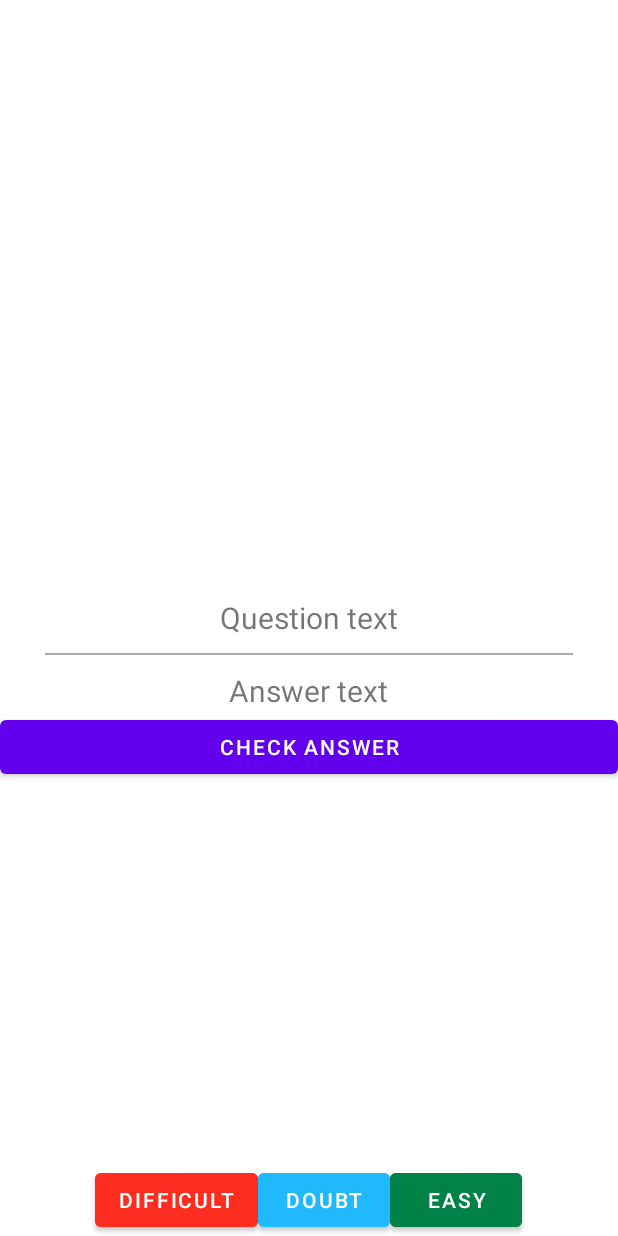
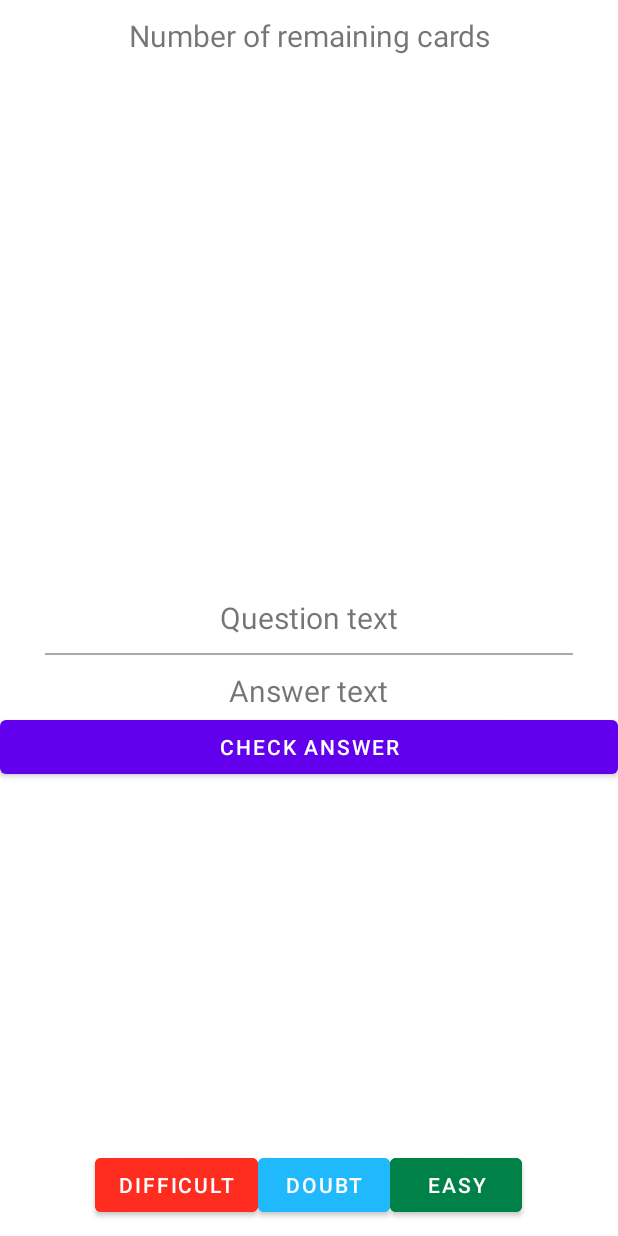
Before and after one commit to isanchez2/Moviles, an Android app: the layout activity_main.xml on its own in the app's theme, with its tools: preview values and no code run, on a phone screen of 412 x 824 dp. Run offline under Robolectric (Android 15) with nearby library versions, the phone set to English and light mode, and no system bars.

Commit message:
Unidad 16

```diff
--- a/Android/app/build.gradle
+++ b/Android/app/build.gradle
@@ -47,4 +47,5 @@ dependencies {
     androidTestImplementation 'androidx.test.espresso:espresso-core:3.4.0'
     implementation fileTree(dir: 'libs', include: ['*.jar'])
     implementation 'com.jakewharton.timber:timber:5.0.1'
+    implementation 'androidx.lifecycle:lifecycle-extensions:2.2.0'
 }
--- a/Android/app/src/main/res/layout-land/activity_main.xml
+++ b/Android/app/src/main/res/layout-land/activity_main.xml
@@ -6,13 +6,24 @@
     <data>
         <import type="android.view.View"/>
         <variable
-            name="card"
-            type="es.uam.eps.dadm.cards.Card" />
+            name="viewModel"
+            type="es.uam.eps.dadm.cards.MainViewModel" />
     </data>
 
     <RelativeLayout
         android:layout_width="match_parent"
-        android:layout_height="match_parent">
+        android:layout_height="match_parent"
+        android:visibility="@{viewModel.card != null ? View.VISIBLE : View.INVISIBLE}">
+
+        <TextView
+            android:id="@+id/info_text_view"
+            android:layout_width="match_parent"
+            android:layout_height="wrap_content"
+            android:gravity="center"
+            android:text="@{@string/due_cards_format(viewModel.nDueCards)}"
+            android:layout_marginTop="10dp"
+            android:textSize="20sp"
+            tools:text="@string/info_text_view_message" />
 
         <TextView
             android:id="@+id/question_text_view"
@@ -20,7 +31,7 @@
             android:layout_height="wrap_content"
             android:layout_centerInParent="true"
             android:textSize="20dp"
-            android:text="@{card.question}"
+            android:text="@{viewModel.card.question}"
             tools:text="Question text" />
 
         <View
@@ -30,7 +41,7 @@
             android:layout_marginVertical="10dp"
             android:layout_marginHorizontal="30dp"
             android:layout_height="1dp"
-            android:visibility="@{card.answered ? View.VISIBLE : View.INVISIBLE}"
+            android:visibility="@{viewModel.card.answered ? View.VISIBLE : View.INVISIBLE}"
             android:background="@android:color/darker_gray"/>
 
         <TextView
@@ -39,9 +50,9 @@
             android:layout_height="wrap_content"
             android:layout_centerInParent="true"
             android:layout_below="@id/separator"
-            android:visibility="@{card.answered ? View.VISIBLE : View.INVISIBLE}"
+            android:visibility="@{viewModel.card.answered ? View.VISIBLE : View.INVISIBLE}"
             android:textSize="20dp"
-            android:text="@{card.answer}"
+            android:text="@{viewModel.card.answer}"
             tools:text="Answer text" />
 
         <Button
@@ -50,7 +61,7 @@
             android:layout_height="wrap_content"
             android:layout_centerInParent="true"
             android:layout_below="@id/answer_text_view"
-            android:visibility="@{card.answered ? View.INVISIBLE : View.VISIBLE}"
+            android:visibility="@{viewModel.card.answered ? View.INVISIBLE : View.VISIBLE}"
             android:text="@string/answer_button_text" />
 
         <LinearLayout
@@ -59,7 +70,8 @@
             android:layout_height="wrap_content"
             android:layout_alignParentBottom="true"
             android:gravity="center"
-            android:visibility="@{card.answered ? View.VISIBLE : View.INVISIBLE}">
+            android:layout_marginBottom="10dp"
+            android:visibility="@{viewModel.card.answered ? View.VISIBLE : View.INVISIBLE}">
 
             <Button
                 android:id="@+id/difficult_button"
@@ -67,8 +79,7 @@
                 android:layout_height="wrap_content"
                 android:layout_gravity="right"
                 android:backgroundTint="@color/red"
-                android:text="@string/difficult_button_title"
-                android:onClick="@{() -> card.update_card(0)}">
+                android:text="@string/difficult_button_title">
             </Button>
             <Button
                 android:id="@+id/doubt_button"
@@ -76,8 +87,7 @@
                 android:layout_height="wrap_content"
                 android:layout_gravity="center"
                 android:backgroundTint="@color/blue"
-                android:text="@string/doubt_button_title"
-                android:onClick="@{() -> card.update_card(3)}">
+                android:text="@string/doubt_button_title">
             </Button>
             <Button
                 android:id="@+id/easy_button"
@@ -85,8 +95,7 @@
                 android:layout_height="wrap_content"
                 android:layout_gravity="left"
                 android:backgroundTint="@color/green"
-                android:text="@string/easy_button_title"
-                android:onClick="@{() -> card.update_card(5)}">
+                android:text="@string/easy_button_title">
             </Button>
         </LinearLayout>
 
--- a/Android/app/src/main/res/layout/activity_main.xml
+++ b/Android/app/src/main/res/layout/activity_main.xml
@@ -6,13 +6,24 @@
     <data>
         <import type="android.view.View"/>
         <variable
-            name="card"
-            type="es.uam.eps.dadm.cards.Card" />
+            name="viewModel"
+            type="es.uam.eps.dadm.cards.MainViewModel" />
     </data>
 
     <RelativeLayout
         android:layout_width="match_parent"
-        android:layout_height="match_parent">
+        android:layout_height="match_parent"
+        android:visibility="@{viewModel.card != null ? View.VISIBLE : View.INVISIBLE}">
+
+        <TextView
+            android:id="@+id/info_text_view"
+            android:layout_width="match_parent"
+            android:layout_height="wrap_content"
+            android:gravity="center"
+            android:text="@{@string/due_cards_format(viewModel.nDueCards)}"
+            android:layout_marginTop="10dp"
+            android:textSize="20sp"
+            tools:text="@string/info_text_view_message" />
 
         <TextView
             android:id="@+id/question_text_view"
@@ -20,7 +31,7 @@
             android:layout_height="wrap_content"
             android:layout_centerInParent="true"
             android:textSize="20dp"
-            android:text="@{card.question}"
+            android:text="@{viewModel.card.question}"
             tools:text="Question text" />
 
         <View
@@ -30,7 +41,7 @@
             android:layout_marginVertical="10dp"
             android:layout_marginHorizontal="30dp"
             android:layout_height="1dp"
-            android:visibility="@{card.answered ? View.VISIBLE : View.INVISIBLE}"
+            android:visibility="@{viewModel.card.answered ? View.VISIBLE : View.INVISIBLE}"
             android:background="@android:color/darker_gray"/>
 
         <TextView
@@ -39,9 +50,9 @@
             android:layout_height="wrap_content"
             android:layout_centerInParent="true"
             android:layout_below="@id/separator"
-            android:visibility="@{card.answered ? View.VISIBLE : View.INVISIBLE}"
+            android:visibility="@{viewModel.card.answered ? View.VISIBLE : View.INVISIBLE}"
             android:textSize="20dp"
-            android:text="@{card.answer}"
+            android:text="@{viewModel.card.answer}"
             tools:text="Answer text" />
 
         <Button
@@ -49,7 +60,7 @@
             android:layout_width="match_parent"
             android:layout_height="wrap_content"
             android:layout_below="@id/answer_text_view"
-            android:visibility="@{card.answered ? View.INVISIBLE : View.VISIBLE}"
+            android:visibility="@{viewModel.card.answered ? View.INVISIBLE : View.VISIBLE}"
             android:text="@string/answer_button_text" />
 
         <LinearLayout
@@ -58,7 +69,8 @@
             android:layout_height="wrap_content"
             android:layout_alignParentBottom="true"
             android:gravity="center"
-            android:visibility="@{card.answered ? View.VISIBLE : View.INVISIBLE}">
+            android:layout_marginBottom="10dp"
+            android:visibility="@{viewModel.card.answered ? View.VISIBLE : View.INVISIBLE}">
 
             <Button
                 android:id="@+id/difficult_button"
@@ -66,8 +78,7 @@
                 android:layout_height="wrap_content"
                 android:layout_gravity="right"
                 android:backgroundTint="@color/red"
-                android:text="@string/difficult_button_title"
-                android:onClick="@{() -> card.update_card(0)}">
+                android:text="@string/difficult_button_title">
             </Button>
             <Button
                 android:id="@+id/doubt_button"
@@ -75,8 +86,7 @@
                 android:layout_height="wrap_content"
                 android:layout_gravity="center"
                 android:backgroundTint="@color/blue"
-                android:text="@string/doubt_button_title"
-                android:onClick="@{() -> card.update_card(3)}">
+                android:text="@string/doubt_button_title">
             </Button>
             <Button
                 android:id="@+id/easy_button"
@@ -84,8 +94,7 @@
                 android:layout_height="wrap_content"
                 android:layout_gravity="left"
                 android:backgroundTint="@color/green"
-                android:text="@string/easy_button_title"
-                android:onClick="@{() -> card.update_card(5)}">
+                android:text="@string/easy_button_title">
             </Button>
         </LinearLayout>
 
--- a/Android/app/src/main/res/values/strings.xml
+++ b/Android/app/src/main/res/values/strings.xml
@@ -1,5 +1,6 @@
 <resources>
     <string name="app_name">Cards</string>
+    <string name="subtitle_text">Tap to study</string>
     <string name="question_text">Tree</string>
     <string name="answer_text">Árbol</string>
     <string name="answer_button_text">Check Answer</string>
@@ -8,6 +9,10 @@
     <string name="doubt_button_title">DOUBT</string>
     <string name="difficult_button_title">DIFFICULT</string>
 
+    <string name="empty_cards">No cards to review</string>
+    <string name="info_text_view_message">Number of remaining cards</string>
+    <string name="due_cards_format">%d cards left</string>
+
     <color name="red">#FE2D20</color>
     <color name="blue">#20B9FE</color>
     <color name="green">#008147</color>
```
Also changed, not shown: Android/app/src/main/AndroidManifest.xml (+18 -3 lines), Android/app/src/main/java/es/uam/eps/dadm/cards/Card.kt (+6 -1 lines), Android/app/src/main/java/es/uam/eps/dadm/cards/CardsApplication.kt (+11 -0 lines), Android/app/src/main/java/es/uam/eps/dadm/cards/MainActivity.kt (+42 -19 lines), Android/app/src/main/java/es/uam/eps/dadm/cards/MainViewModel.kt (added, +34 -0 lines), Android/app/src/main/java/es/uam/eps/dadm/cards/Player.kt (deleted, +0 -24 lines), Android/app/src/main/java/es/uam/eps/dadm/cards/TitleActivity.kt (added, +66 -0 lines), Android/app/src/main/java/es/uam/eps/dadm/cards/TitleFragment.kt (added, +24 -0 lines), Android/app/src/main/res/layout/activity_title.xml (added, +31 -0 lines), Android/app/src/main/res/layout/fragment_title.xml (added, +31 -0 lines), 1 other file.
